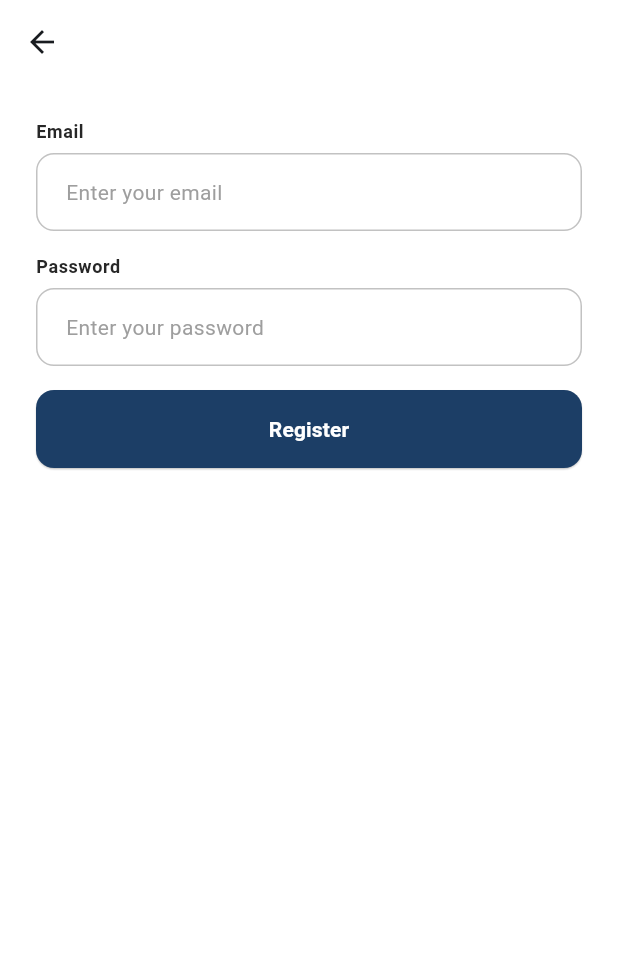
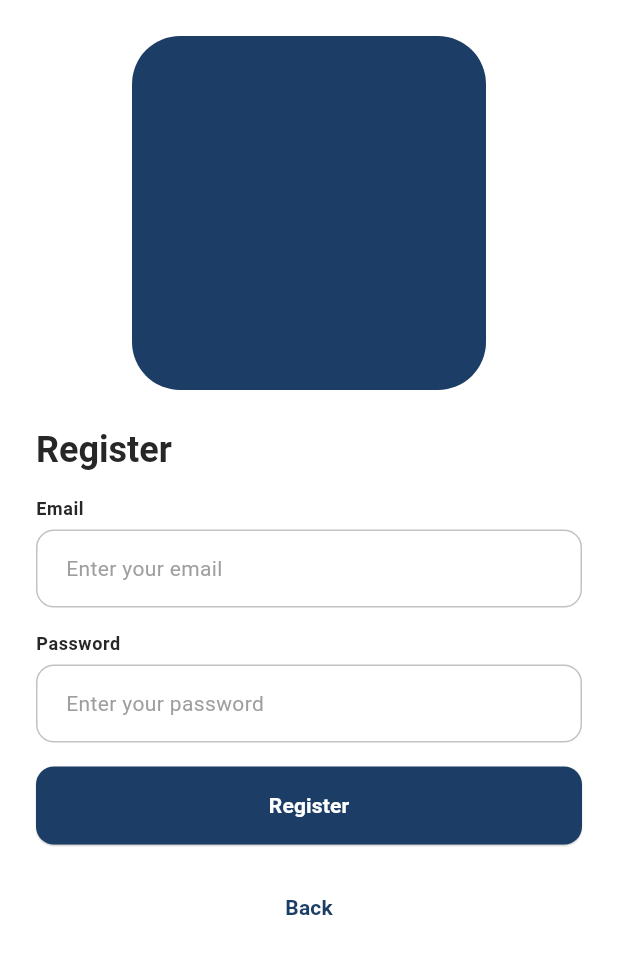
Before and after one commit to dannndi/flutter_base_project, a Flutter app: the RegisterUI screen opened directly, on a phone screen of 412 x 824 dp. Shown: the top 954 px of the screen. Run offline on Flutter 3.47's test engine with Material 3 defaults, Android fonts, the phone set to English and light mode, and no system bars; drawn by our look-alikes of skeletonizer; our stand-ins replace dartz, dio, equatable, extended_image, flutter_bloc, flutter_dotenv and 6 more; missing offline and left inert: responsive_sheet; accounts and stored records are empty; statements that could not run were skipped.

Commit message:
feat(auth): add responsive to register page

```diff
--- a/lib/module/auth/presentation/pages/register/register_page.dart
+++ b/lib/module/auth/presentation/pages/register/register_page.dart
@@ -1,7 +1,10 @@
 import 'package:base_project/core/component/button/design_button.dart';
 import 'package:base_project/core/component/textfield/design_textfield.dart';
+import 'package:base_project/core/extensions/build_context_ext.dart';
 import 'package:base_project/core/route/app_route_name.dart';
 import 'package:base_project/core/route/app_route_redirect.dart';
+import 'package:base_project/core/theme/app_color.dart';
+import 'package:base_project/core/theme/app_padding.dart';
 import 'package:flutter/material.dart';
 import 'package:go_router/go_router.dart';
 
@@ -22,15 +25,86 @@ class RegisterUI extends StatefulWidget {
 }
 
 class _RegisterUIState extends State<RegisterUI> {
+  final formKey = GlobalObjectKey("login_form_key");
+
   @override
   Widget build(BuildContext context) {
     return Scaffold(
-      appBar: AppBar(),
-      body: Padding(
-        padding: const EdgeInsets.all(24),
+      body: Builder(
+        builder: (context) {
+          if (context.isMobileSize) {
+            return SingleChildScrollView(
+              padding: AppPadding.responsiveAll(context),
               child: Column(
+                spacing: 24,
+                mainAxisAlignment: MainAxisAlignment.center,
+                crossAxisAlignment: CrossAxisAlignment.center,
+                children: [
+                  Padding(
+                    padding: AppPadding.tabletHorizontal,
+                    child: RegisterContent(),
+                  ),
+                  RegisterForm(key: formKey),
+                ],
+              ),
+            );
+          }
+
+          return Padding(
+            padding: AppPadding.responsiveAll(context),
+            child: Row(
+              spacing: AppPadding.responsiveValue(context),
+              mainAxisAlignment: MainAxisAlignment.center,
+              crossAxisAlignment: CrossAxisAlignment.center,
+              children: [
+                Flexible(
+                  flex: context.isMobileSize ? 3 : 6,
+                  child: RegisterContent(),
+                ),
+                Flexible(
+                  flex: context.isMobileSize ? 7 : 4,
+                  child: RegisterForm(key: formKey),
+                ),
+              ],
+            ),
+          );
+        },
+      ),
+    );
+  }
+}
+
+class RegisterContent extends StatelessWidget {
+  const RegisterContent({super.key});
+
+  @override
+  Widget build(BuildContext context) {
+    return AspectRatio(
+      aspectRatio: 1,
+      child: Container(
+        decoration: BoxDecoration(
+          color: AppColor.primaryColor,
+          borderRadius: BorderRadius.circular(32),
+        ),
+      ),
+    );
+  }
+}
+
+class RegisterForm extends StatelessWidget {
+  const RegisterForm({super.key});
+
+  @override
+  Widget build(BuildContext context) {
+    return Column(
       spacing: 16,
+      mainAxisAlignment: MainAxisAlignment.center,
+      crossAxisAlignment: CrossAxisAlignment.start,
       children: [
+        Text(
+          "Register",
+          style: Theme.of(context).textTheme.headlineMedium,
+        ),
         DesignTextfield(
           labelText: "Email",
           hintText: "Enter your email",
@@ -47,9 +121,13 @@ class _RegisterUIState extends State<RegisterUI> {
             context.goNamed(AppRouteName.home);
           },
         ),
+        DesignButton(
+          type: DesignButtonType.text,
+          size: DesignButtonSize.large,
+          text: "Back",
+          onPressed: context.pop,
+        ),
       ],
-        ),
-      ),
     );
   }
 }
```
Lines whose indentation alone changed are shown as unchanged.
